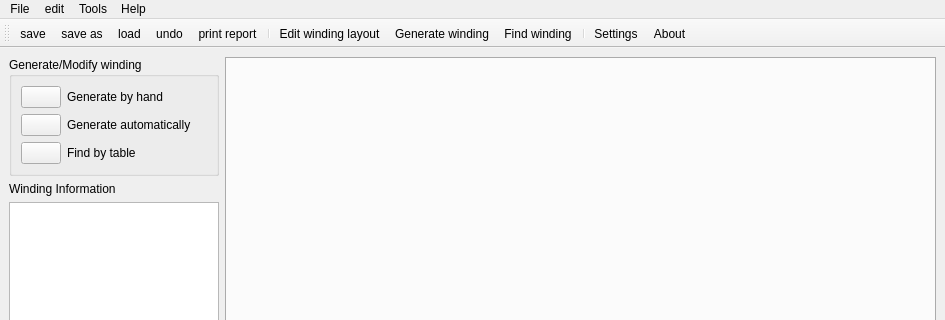
First picture: the form in swat_em/ui/MainWindow.ui, repository mjfwest/swat-em, before the edit; both pictures show x 0 to 945 and y 0 to 320 of the 945 by 756 pixel window.
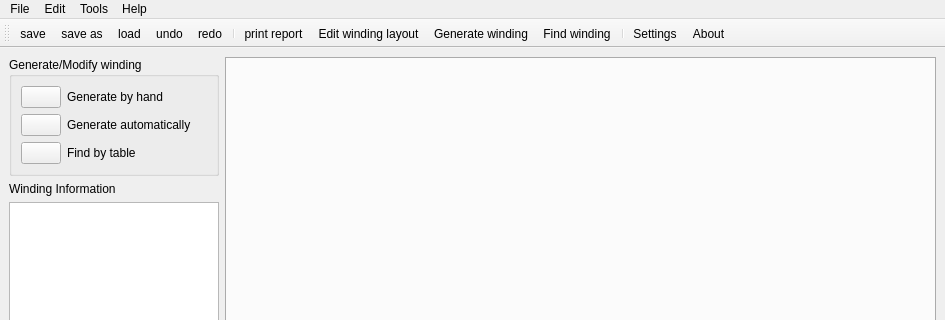
Second picture: the form after the edit. Icons and pictures are not drawn.

Commit message: - user can choose to overwrite the actual winding or create a new one while using the winding generation dialogs

What changed in the file:
```diff
--- a/swat_em/ui/MainWindow.ui
+++ b/swat_em/ui/MainWindow.ui
@@ -900,7 +900,7 @@
    </widget>
    <widget class="QMenu" name="menuedit">
     <property name="title">
-     <string>edit</string>
+     <string>Edit</string>
     </property>
     <addaction name="actionundo"/>
    </widget>
@@ -924,8 +924,9 @@
    <addaction name="actionsave_as"/>
    <addaction name="actionload"/>
    <addaction name="actionundo"/>
+   <addaction name="actionredo"/>
+   <addaction name="separator"/>
    <addaction name="actionprint_report"/>
-   <addaction name="separator"/>
    <addaction name="actionShow_winding_layout"/>
    <addaction name="actionGenerate_winding"/>
    <addaction name="actionGenerate_winding_combinations"/>
@@ -1078,6 +1079,18 @@
     <string>Ctrl+Z</string>
    </property>
   </action>
+  <action name="actionredo">
+   <property name="icon">
+    <iconset>
+     <normaloff>icons/Qt/edit-redo.png</normaloff>icons/Qt/edit-redo.png</iconset>
+   </property>
+   <property name="text">
+    <string>redo</string>
+   </property>
+   <property name="shortcut">
+    <string>Ctrl+Shift+Z</string>
+   </property>
+  </action>
  </widget>
  <resources/>
  <connections/>
```
Left out of the diff: 1 changed line with no effect on the pictures. The commit also changes 5 other files.
